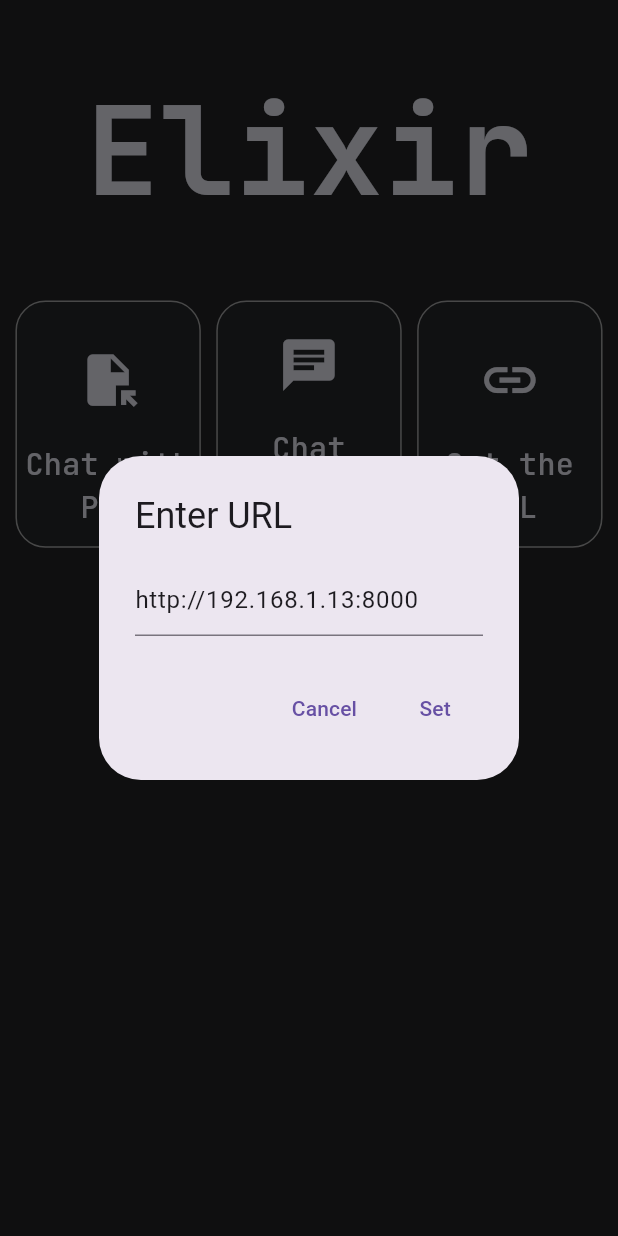
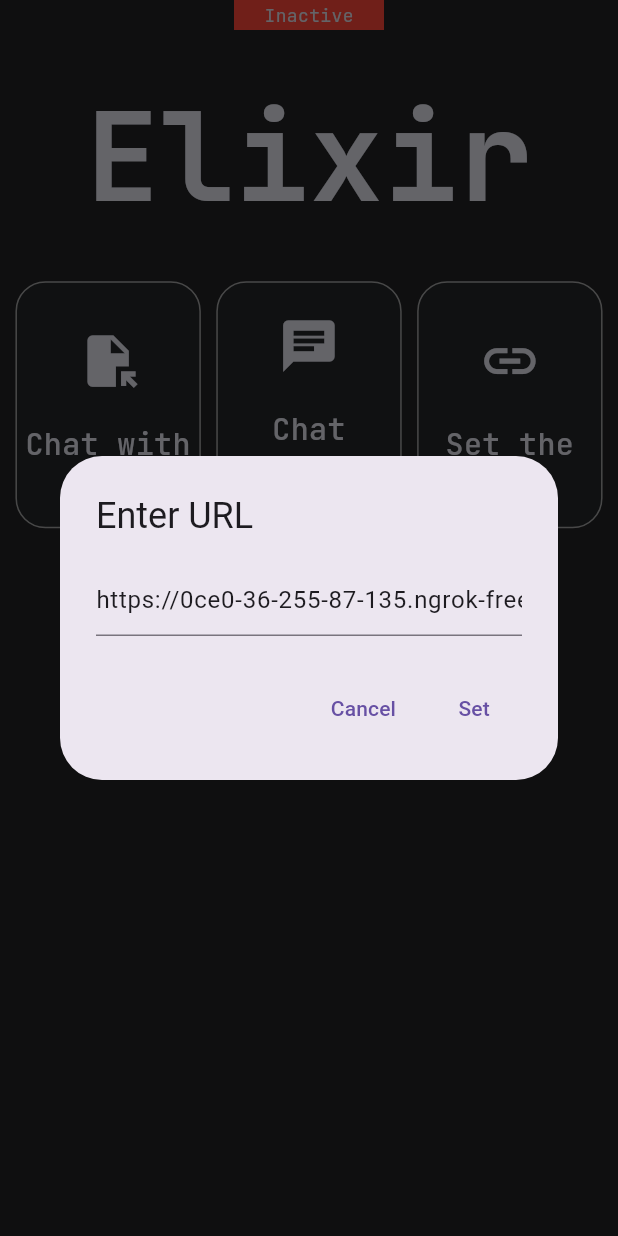
Before and after one commit to bipinkrish/Elixir, a Flutter app: the screen it shows after launch, after a tap on "Set the URL", on a phone screen of 412 x 824 dp. Run offline on Flutter 3.47's test engine with Material 3 defaults, Android fonts, the phone set to English and light mode, and no system bars; our stand-ins replace file_picker, flutter_svg, google_fonts, loading_indicator; missing offline and left inert: flutter_prism, markdown_viewer, window_size; network calls fail.

Commit message:
active and appimg fix

```diff
--- a/lib/api.dart
+++ b/lib/api.dart
@@ -4,7 +4,7 @@
 import 'dart:typed_data';
 import 'package:http/http.dart' as http;
 
-String baseUrl = "http://192.168.1.13:8000";
+String baseUrl = "https://0ce0-36-255-87-135.ngrok-free.app";
 
 Future<Map<String, String>> newSession(String sessionName) async {
   final response = await http.get(
@@ -19,7 +19,7 @@
   return data;
 }
 
-Future<List<Map<String, String>>> listSessions() async {
+Future<Map<String, dynamic>> listSessions() async {
   try {
     final response = await http.get(Uri.parse('$baseUrl/list_sessions'));
     final List<dynamic> sessionsJson = jsonDecode(response.body);
@@ -33,10 +33,16 @@
       sessions.add(sessionMap);
     }
 
-    return sessions;
+    return {
+      'sessions': sessions,
+      'active': response.statusCode == 200,
+    };
   } catch (e) {
     print(e);
-    return [];
+    return {
+      'sessions': [],
+      'active': false,
+    };
   }
 }
 
@@ -147,7 +153,7 @@
 
 void setBaseUrl(String url) {
   if (url.endsWith('/')) {
-      url = url.substring(0,url.length -1 );
+    url = url.substring(0, url.length - 1);
   }
   baseUrl = url;
 }
--- a/lib/view/home_screen.dart
+++ b/lib/view/home_screen.dart
@@ -16,10 +16,12 @@
   List<Map<String, String>> sessions = [];
   final ScrollController _scrollController = ScrollController();
   bool fileUploading = false;
+  bool active = false;
 
   getSessions() {
     listSessions().then((value) {
-      sessions = value;
+      sessions = value["sessions"];
+      active = value["active"];
       refresh();
     });
   }
@@ -97,8 +99,9 @@
       backgroundColor: kBg500Color,
       body: Column(
         children: [
+          getStatus(),
           SizedBox(
-            height: height * 0.05,
+            height: height * 0.03,
           ),
           Center(
             child: Text(
@@ -108,7 +111,7 @@
             ),
           ),
           SizedBox(
-            height: height * 0.05,
+            height: height * 0.03,
           ),
           Row(
             mainAxisAlignment: MainAxisAlignment.spaceEvenly,
@@ -186,7 +189,7 @@
             ),
           if (sessions.isNotEmpty)
             SizedBox(
-              height: height * 0.35,
+              height: height * 0.4,
               width: width * 0.4,
               child: RawScrollbar(
                 thumbVisibility: true,
@@ -247,6 +250,25 @@
               ),
             ),
         ],
+      ),
+    );
+  }
+
+  ColoredBox getStatus() {
+    return ColoredBox(
+      color: active ? Colors.green : Colors.red,
+      child: SizedBox(
+        height: 20,
+        width: 100,
+        child: Center(
+          child: Text(
+            active ? 'Active' : 'Inactive',
+            style: kWhiteText.copyWith(
+              fontSize: 12,
+              fontWeight: kRegular,
+            ),
+          ),
+        ),
       ),
     );
   }
```
Also changed, not shown: .github/workflows/build.yaml.
